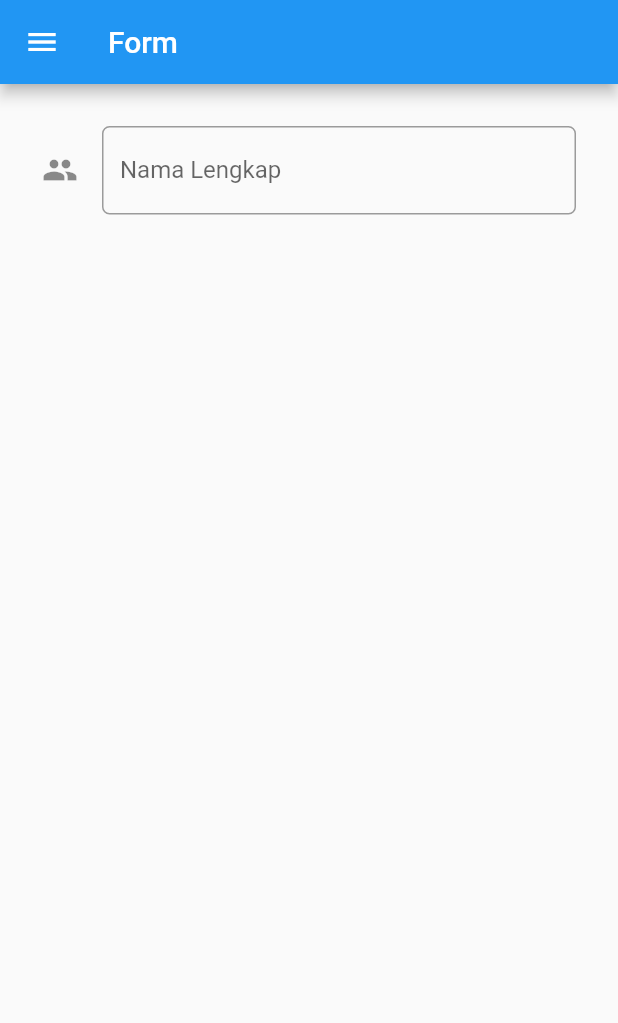
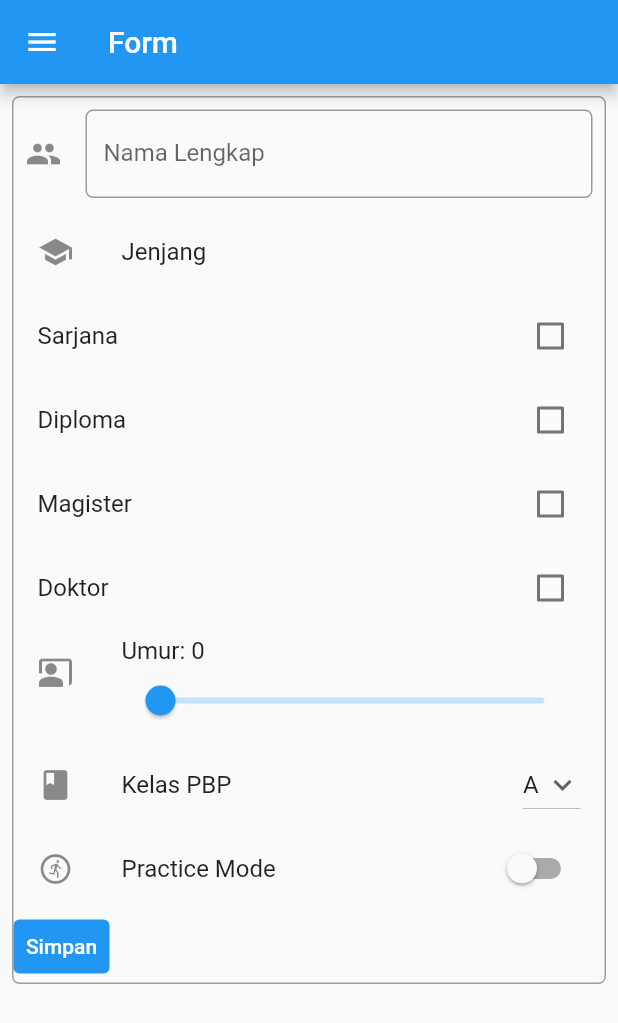
Before and after one commit to puddingoverdose/pbp-flutter-tutorial, a Flutter app: the MyFormPage screen opened directly, on a phone screen of 412 x 824 dp. Shown: the top 1023 px of the screen. Run offline on Flutter 3.47's test engine with Material 2 defaults, Android fonts, the phone set to English and light mode, and no system bars; missing offline and left inert: flutter_app; statements that could not run were skipped.

Commit message:
Update form

```diff
--- a/pudding/lib/form.dart
+++ b/pudding/lib/form.dart
@@ -15,6 +15,10 @@ class _MyFormPageState extends State<MyFormPage> {
   bool jenjangDiploma = false;
   bool jenjangMagister = false;
   bool jenjangDoktor = false;
+  double umur = 0;
+  String kelasPBP = 'A';
+  List<String> listKelasPBP = ['A', 'B', 'C', 'D', 'E', 'F', 'KI'];
+  bool _nilaiSwitch = false;
 
   @override
   Widget build(BuildContext context) {
@@ -53,8 +57,14 @@ class _MyFormPageState extends State<MyFormPage> {
         key: _formKey,
         child: SingleChildScrollView(
           child: Container(
-                  padding: const EdgeInsets.all(20.0),
-                  child: Column(children: [
+            margin: const EdgeInsets.all(8),
+            decoration: BoxDecoration(
+              border: Border.all(color: Colors.grey),
+              borderRadius: BorderRadius.circular(5),
+            ),
+            child: Column(
+              crossAxisAlignment: CrossAxisAlignment.start,
+              children: [
                 Padding(
                   // Menggunakan padding sebesar 8 pixels
                   padding: const EdgeInsets.all(8.0),
@@ -90,7 +100,154 @@ class _MyFormPageState extends State<MyFormPage> {
                     },
                   ),
                 ),
-            ],),
+                const ListTile(
+                  leading: Icon(Icons.school),
+                  title: Text("Jenjang"),
+                ),
+                CheckboxListTile(
+                  title: const Text('Sarjana'),
+                  value: jenjangSarjana,
+                  onChanged: (bool? value) {
+                    setState(() {
+                      jenjangSarjana = value!;
+                      if (value) {
+                        jenjangMagister =
+                            jenjangDiploma = jenjangDoktor = false;
+                      }
+                    });
+                  },
+                ),
+                CheckboxListTile(
+                  title: const Text('Diploma'),
+                  value: jenjangDiploma,
+                  onChanged: (bool? value) {
+                    setState(() {
+                      jenjangDiploma = value!;
+                      if (value) {
+                        jenjangMagister =
+                            jenjangSarjana = jenjangDoktor = false;
+                      }
+                    });
+                  },
+                ),
+                CheckboxListTile(
+                  title: const Text('Magister'),
+                  value: jenjangMagister,
+                  onChanged: (bool? value) {
+                    setState(() {
+                      jenjangMagister = value!;
+                      if (value) {
+                        jenjangDiploma = jenjangSarjana = jenjangDoktor = false;
+                      }
+                    });
+                  },
+                ),
+                CheckboxListTile(
+                  title: const Text('Doktor'),
+                  value: jenjangDoktor,
+                  onChanged: (bool? value) {
+                    setState(() {
+                      jenjangDoktor = value!;
+                      if (value) {
+                        jenjangMagister =
+                            jenjangSarjana = jenjangDiploma = false;
+                      }
+                    });
+                  },
+                ),
+                ListTile(
+                  leading: const Icon(Icons.co_present),
+                  title: Row(
+                    children: [
+                      Text('Umur: ${umur.round()}'),
+                    ],
+                  ),
+                  subtitle: Slider(
+                    value: umur,
+                    max: 100,
+                    divisions: 100,
+                    label: umur.round().toString(),
+                    onChanged: (double value) {
+                      setState(() {
+                        umur = value;
+                      });
+                    },
+                  ),
+                ),
+                ListTile(
+                  leading: const Icon(Icons.class_),
+                  title: const Text(
+                    'Kelas PBP',
+                  ),
+                  trailing: DropdownButton(
+                    value: kelasPBP,
+                    icon: const Icon(Icons.keyboard_arrow_down),
+                    items: listKelasPBP.map((String items) {
+                      return DropdownMenuItem(
+                        value: items,
+                        child: Text(items),
+                      );
+                    }).toList(),
+                    onChanged: (String? newValue) {
+                      setState(() {
+                        kelasPBP = newValue!;
+                      });
+                    },
+                  ),
+                ),
+                SwitchListTile(
+                  title: const Text('Practice Mode'),
+                  value: _nilaiSwitch,
+                  onChanged: (bool value) {
+                    setState(() {
+                      _nilaiSwitch = value;
+                    });
+                  },
+                  secondary: const Icon(Icons.run_circle_outlined),
+                ),
+                TextButton(
+                  child: const Text(
+                    "Simpan",
+                    style: TextStyle(color: Colors.white),
+                  ),
+                  style: ButtonStyle(
+                    backgroundColor: MaterialStateProperty.all(Colors.blue),
+                  ),
+                  onPressed: () {
+                    if (_formKey.currentState!.validate()) {
+                      showDialog(
+                        context: context,
+                        builder: (context) {
+                          return Dialog(
+                            shape: RoundedRectangleBorder(
+                              borderRadius: BorderRadius.circular(10),
+                            ),
+                            elevation: 15,
+                            child: Container(
+                              child: ListView(
+                                padding:
+                                    const EdgeInsets.only(top: 20, bottom: 20),
+                                shrinkWrap: true,
+                                children: <Widget>[
+                                  Center(child: const Text('Informasi Data')),
+                                  SizedBox(height: 20),
+                                  // TODO: Munculkan informasi yang didapat dari form
+                                  TextButton(
+                                    onPressed: () {
+                                      Navigator.pop(context);
+                                    },
+                                    child: Text('Kembali'),
+                                  ),
+                                ],
+                              ),
+                            ),
+                          );
+                        },
+                      );
+                    }
+                  },
+                ),
+              ],
             ),
           ),
         ),
```
Lines whose indentation alone changed are shown as unchanged.
